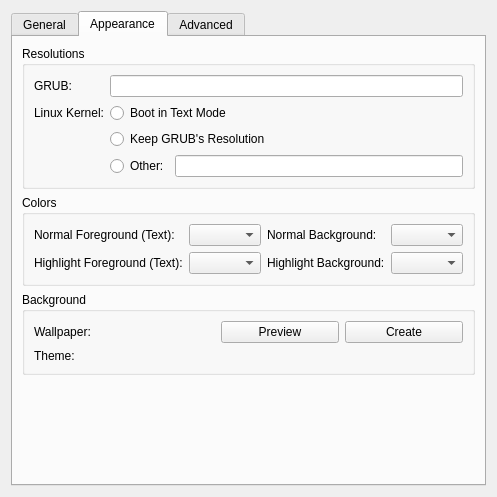
This is ui/kcm_grub2.ui in KDE/kcm-grub2 as Qt 5 draws it before an edit. The edited form follows.
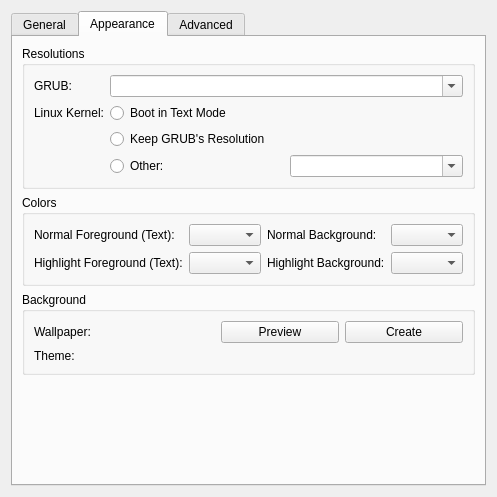
This is the edited form. The open tabs and pages were chosen to show the change. Custom widgets are drawn as their Qt base class.

Commit message: *ADDED: Provide list of valid GRUB resolutions.

```diff
--- a/ui/kcm_grub2.ui
+++ b/ui/kcm_grub2.ui
@@ -247,7 +247,11 @@
            </widget>
           </item>
           <item row="0" column="1">
-           <widget class="QLineEdit" name="lineEdit_gfxmode"/>
+           <widget class="QComboBox" name="comboBox_gfxmode">
+            <property name="editable">
+             <bool>true</bool>
+            </property>
+           </widget>
           </item>
           <item row="1" column="0">
            <widget class="QLabel" name="label_gfxpayload">
@@ -280,7 +284,11 @@
              </widget>
             </item>
             <item>
-             <widget class="QLineEdit" name="lineEdit_gfxpayload"/>
+             <widget class="QComboBox" name="comboBox_gfxpayload">
+              <property name="editable">
+               <bool>true</bool>
+              </property>
+             </widget>
             </item>
            </layout>
           </item>
```
The commit also changes 3 other files.
